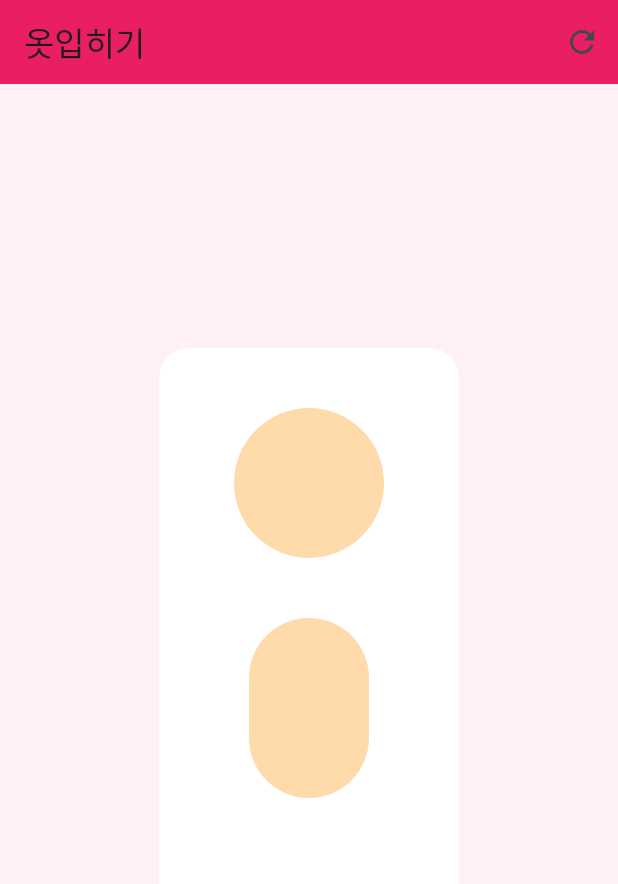
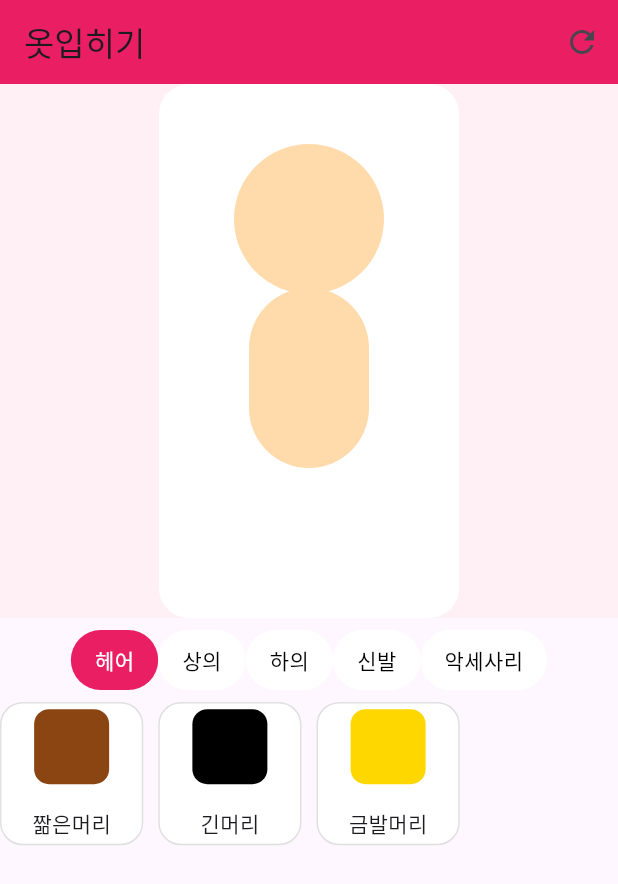
Before and after one commit to yeonhee-cho/game_workspace, a Flutter app: the DressUpScreen screen opened by its route, on a phone screen of 412 x 824 dp. Shown: the top 884 px of the screen. Run offline on Flutter 3.47's test engine with Material 3 defaults, Android fonts, the phone set to English and light mode, and no system bars; our stand-ins replace flutter_dotenv, go_router.

Commit message:
dress_up

```diff
--- a/lib/providers/dress_up_provider.dart
+++ b/lib/providers/dress_up_provider.dart
@@ -36,6 +36,7 @@ class DressUpProvider extends ChangeNotifier {
   // 아이템 착용
   void selectItem(ClothingItem item) {
     equipped[item.type] = item;
+    notifyListeners();
   }
 
   // 현재 카테고리 아이템 해제
--- a/lib/screens/dress_up_screen.dart
+++ b/lib/screens/dress_up_screen.dart
@@ -65,21 +65,99 @@ class DressUpScreen extends StatelessWidget{
                     mainAxisAlignment: MainAxisAlignment.center,
                     children: [
                       // 카테고리 버튼 헤어
+                      _categoryButton(provider, 0, '헤어'),
+
                       // 카테고리 버튼 상의
+                      _categoryButton(provider, 1, '상의'),
+
                       // 카테고리 버튼 하의
+                      _categoryButton(provider, 2, '하의'),
+
                       // 카테고리 버튼 신발
+                      _categoryButton(provider, 3, '신발'),
+
                       // 카테고리 버튼 악세사리
+                      _categoryButton(provider, 4, '악세사리'),
                     ],
                   ),
-                )
+                ),
 
                 // 해제 버튼
 
                 // 아이템 그리드(아이템 창)
+                _buildItemGrid(provider),
               ],
             );
           }
       ),
     );
   }
+
+  // 카테고리 버튼 추후 widgets/dress_up으로 분리
+  Widget _categoryButton(DressUpProvider provider, int index, String label) {
+    final selected = provider.category == index;
+
+    // GestureDetector -> onTap
+    return GestureDetector(
+      onTap: () => provider.selectCategory(index),
+      child: Container(
+        padding: const EdgeInsets.symmetric(horizontal: 16, vertical: 10),
+        decoration: BoxDecoration(
+          color: selected ? Colors.pink : Colors.white,
+          borderRadius: BorderRadius.circular(20)
+        ),
+        child: Text(
+          label,
+          style: TextStyle(color: selected ? Colors.white : Colors.black),
+        ),
+      ),
+    );
+  }
+
+  // 아이템 창, 아이템 선택 해제가 가능한 창
+  Widget _buildItemGrid(DressUpProvider provider) {
+    return Expanded(
+        child: GridView.builder(
+            gridDelegate: const SliverGridDelegateWithFixedCrossAxisCount(
+              crossAxisCount: 4,
+              crossAxisSpacing: 10,
+              mainAxisSpacing: 10
+            ),
+            itemCount: provider.items.length,
+            itemBuilder: (context, index) {
+              final item = provider.items[index];
+              final selected = provider.isEquipped(item);
+
+              return GestureDetector(
+                onTap: () => provider.selectItem(item),
+                child: Container(
+                  decoration: BoxDecoration(
+                    color: Colors.white,
+                    borderRadius: BorderRadius.circular(15),
+                    border: Border.all(
+                      color: selected ? Colors.pink : Colors.grey.shade300,
+                      width: selected ? 3 : 1
+                    )
+                  ),
+                  child: Column(
+                    mainAxisAlignment: MainAxisAlignment.center,
+                    children: [
+                      Container(
+                        width: 50,
+                        height: 50,
+                        decoration: BoxDecoration(
+                          color: item.color,
+                          borderRadius: BorderRadius.circular(10)
+                        ),
+                      ),
+                      SizedBox(height: 16),
+                      Text(item.name)
+                    ],
+                  ),
+                ),
+              );
+            }
+        )
+    );
+  }
 }
--- a/lib/widgets/dress_up/character_widget.dart
+++ b/lib/widgets/dress_up/character_widget.dart
@@ -24,6 +24,7 @@ class CharacterWidget extends StatelessWidget {
           _buildHead(),
 
           // 헤어 (장착시)
+          if(equippend[0] != null) _buildHair(),
           // 상의 (장착시)
           // 하의 (장착시)
           // 신발 (장착시)
@@ -65,4 +66,22 @@ class CharacterWidget extends StatelessWidget {
       )
     );
   }
+
+  // 헤어
+  Widget _buildHair() {
+    return Positioned(
+        top: 30,
+        left: 45,
+        child: Container(
+          width: 100,
+          height: 80,
+          decoration: BoxDecoration(
+              color: equippend[0]!.color,
+              borderRadius: const BorderRadius.vertical(
+                top: Radius.circular(55)
+              )
+          ),
+        )
+    );
+  }
 }
```
